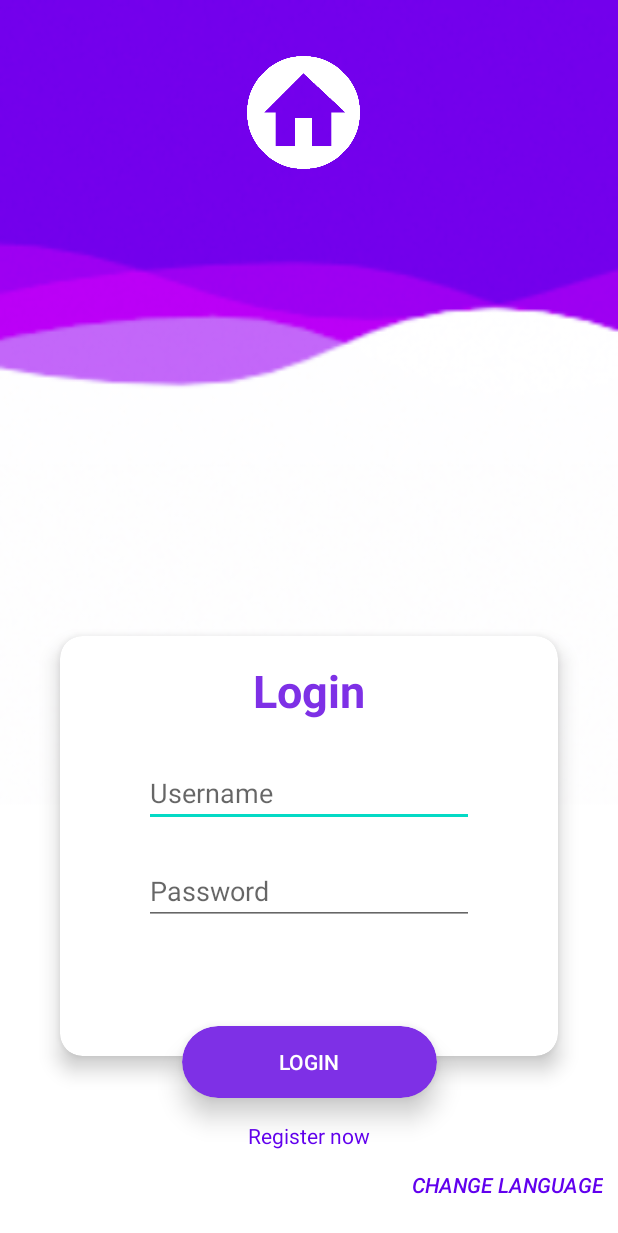
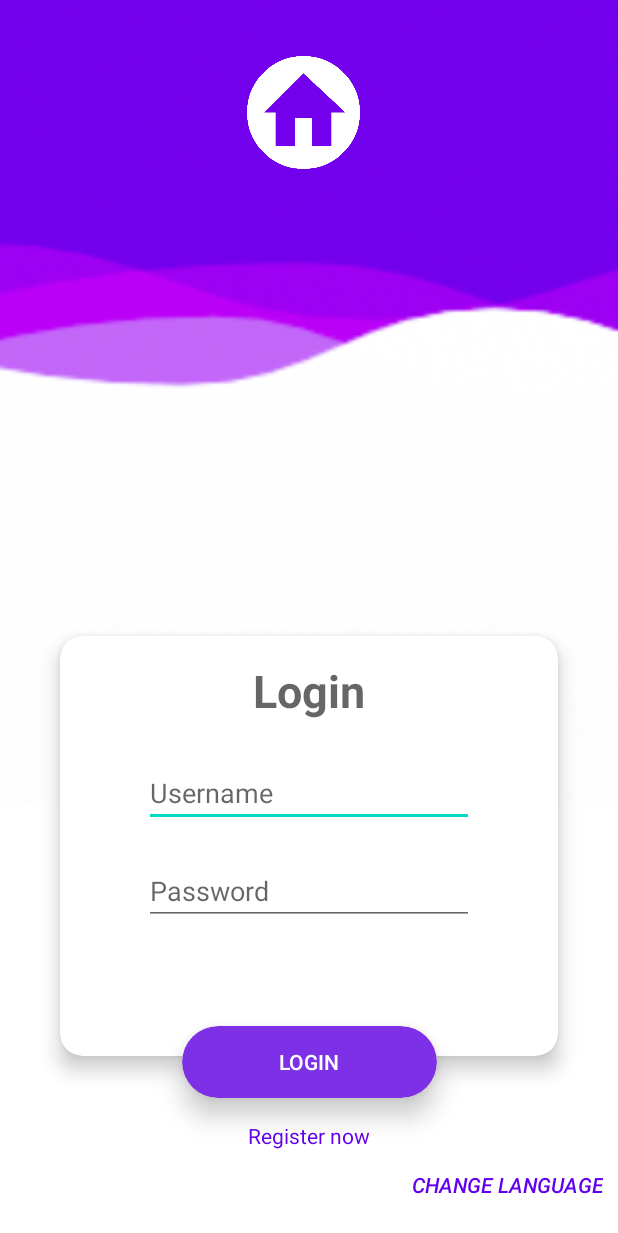
Before and after one commit to tienvu58TH1/Learn-Vietnamese, an Android app: the screen it shows after launch (LoginActivity), on a phone screen of 412 x 824 dp. Shown: the top 1233 px of the screen. Run offline under Robolectric (Android 15) with nearby library versions, the phone set to English and light mode, and no system bars; our stand-ins replace Volley.

Commit message:
commit 7/12/2020

```diff
--- a/app/src/main/res/layout/fragment_login.xml
+++ b/app/src/main/res/layout/fragment_login.xml
@@ -59,7 +59,7 @@
                 android:layout_height="wrap_content"
                 android:layout_marginTop="16dp"
                 android:text="@string/tv_login"
-                android:textColor="@color/colorMagenta"
+                android:textColor="@color/colorTitle"
                 android:textSize="30sp"
                 android:textStyle="bold"
                 app:layout_constraintEnd_toEndOf="parent"
--- a/app/src/main/res/values/colors.xml
+++ b/app/src/main/res/values/colors.xml
@@ -4,6 +4,7 @@
     <color name="colorPrimaryDark">#3700B3</color>
     <color name="colorAccent">#03DAC5</color>
     <color name="colorMagenta">#7E30E6</color>
+    <color name="colorTitle">#99000000</color>
     <color name="colorGray">#8E8E8E</color>
 
 </resources>
```
